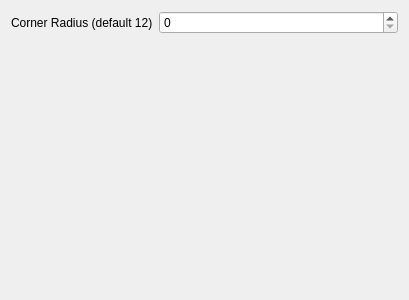
This is settings/lilacsettingsapp.ui in zalesyc/lilac as Qt 5 draws it before an edit. The edited form follows.
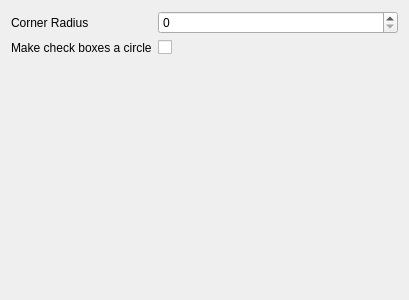
This is the edited form.

Commit message:
Create an option to set whether checkboxes are circles or rounded squares
made the roundedSquare the default, as this is better for usability, because
then unchecked checkboxes can be distinguished from radiobuttons

Patch:
```diff
--- a/settings/lilacsettingsapp.ui
+++ b/settings/lilacsettingsapp.ui
@@ -17,7 +17,7 @@
    <item row="0" column="0">
     <widget class="QLabel" name="radiusLabel">
      <property name="text">
-      <string>Corner Radius (default 12)</string>
+      <string>Corner Radius</string>
      </property>
     </widget>
    </item>
@@ -28,6 +28,20 @@
      </property>
     </widget>
    </item>
+   <item row="1" column="0">
+    <widget class="QLabel" name="circleCheckLabel">
+     <property name="text">
+      <string>Make check boxes a circle</string>
+     </property>
+    </widget>
+   </item>
+   <item row="1" column="1">
+    <widget class="QCheckBox" name="circleCheckCheckBox">
+     <property name="text">
+      <string/>
+     </property>
+    </widget>
+   </item>
   </layout>
  </widget>
  <resources/>
```
The commit also changes 6 other files.
